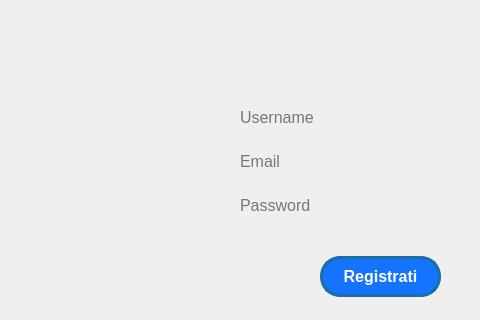
giovannic96/Real-time-collaborative-text-editor, file ClientModule/startwindow.ui: the form before one commit; both pictures show x 420 to 900 and y 114 to 434 of the 900 by 525 pixel window.
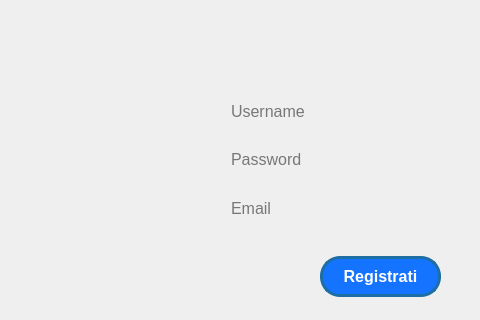
The form after the commit. The open tabs and pages were chosen to show the change. Icons and pictures are not drawn.

What changed in the file:
```diff
--- a/ClientModule/startwindow.ui
+++ b/ClientModule/startwindow.ui
@@ -283,8 +283,8 @@
      <widget class="QLineEdit" name="RegUsernameForm">
       <property name="geometry">
        <rect>
-        <x>650</x>
-        <y>216</y>
+        <x>641</x>
+        <y>210</y>
         <width>231</width>
         <height>31</height>
        </rect>
@@ -307,8 +307,8 @@
      <widget class="QLineEdit" name="RegMailForm">
       <property name="geometry">
        <rect>
-        <x>650</x>
-        <y>260</y>
+        <x>641</x>
+        <y>307</y>
         <width>231</width>
         <height>31</height>
        </rect>
@@ -401,8 +401,8 @@
      <widget class="QLineEdit" name="RegPasswordForm">
       <property name="geometry">
        <rect>
-        <x>650</x>
-        <y>304</y>
+        <x>641</x>
+        <y>258</y>
         <width>231</width>
         <height>31</height>
        </rect>
```
Left out of the diff: 25 changed lines with no effect on the pictures.
